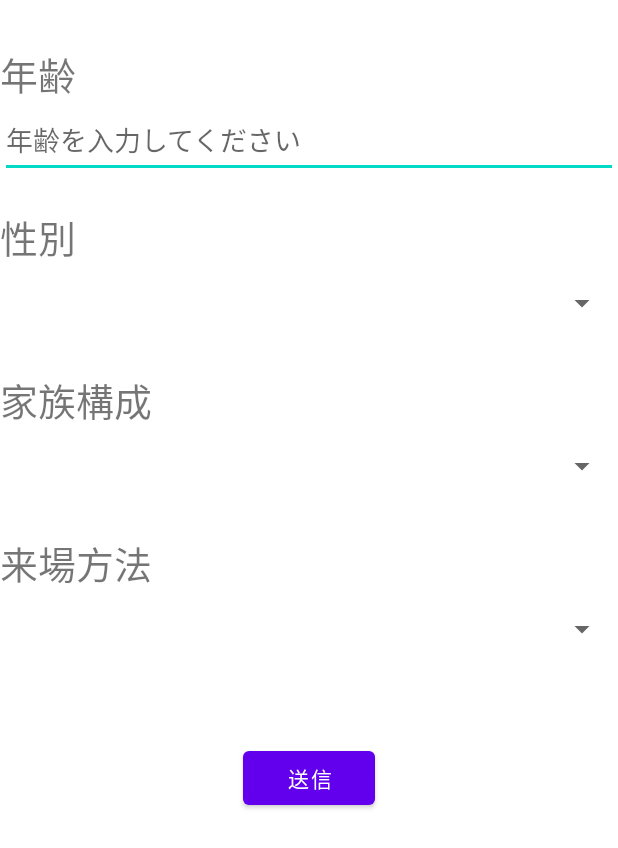
After one commit to s-taku0502/nuka2024_try, an Android app: the layout activity_questionnaire.xml on its own in the app's theme, with its tools: preview values and no code run, on a phone screen of 412 x 824 dp. The commit adds this screen. Shown: the top 848 px of the screen. Run offline under Robolectric (Android 15) with nearby library versions, the phone set to English and light mode, and no system bars.

```diff
--- /dev/null
+++ b/app/src/main/java/com/example/nuka2024_try/ui/stamps/Stamp.kt
@@ -0,0 +1,5 @@
+package com.example.nuka2024_try
+
+import java.io.Serializable
+
+data class Stamp(val imageResource: Int, val name: String) : Serializable
--- /dev/null
+++ b/app/src/main/java/com/example/nuka2024_try/ui/stamps/StampDetailActivity.kt
@@ -0,0 +1,4 @@
+package com.example.nuka2024_try.ui.stamps
+
+class StampDetailActivity {
+}
--- /dev/null
+++ b/app/src/main/res/layout/activity_questionnaire.xml
@@ -0,0 +1,70 @@
+<?xml version="1.0" encoding="utf-8"?>
+<LinearLayout xmlns:android="http://schemas.android.com/apk/res/android"
+    android:layout_width="match_parent"
+    android:layout_height="match_parent"
+    android:orientation="vertical">
+
+    <!-- 年齢入力 -->
+    <TextView
+        android:layout_width="match_parent"
+        android:layout_height="wrap_content"
+        android:text="年齢"
+        android:textSize="25dp"
+        android:layout_marginTop="30dp"/>
+    <EditText
+        android:id="@+id/ageField"
+        android:layout_width="match_parent"
+        android:layout_height="50dp"
+        android:hint="年齢を入力してください"
+        android:inputType="number" />
+    <!--
+        app:layout_constraintTop_toTopOf="parent"
+        app:layout_constraintStart_toStartOf="parent"
+        app:layout_constraintEnd_toEndOf="parent" -->
+
+    <!-- 性別選択 -->
+    <TextView
+        android:layout_width="match_parent"
+        android:layout_height="wrap_content"
+        android:text="性別"
+        android:textSize="25dp"
+        android:layout_marginTop="20dp"/>
+    <Spinner
+        android:id="@+id/genderSpinner"
+        android:layout_width="match_parent"
+        android:layout_height="50dp"
+        android:gravity="center"/>
+
+    <!-- 家族構成選択 -->
+    <TextView
+        android:layout_width="match_parent"
+        android:layout_height="wrap_content"
+        android:text="家族構成"
+        android:textSize="25dp"
+        android:layout_marginTop="20dp" />
+    <Spinner
+        android:id="@+id/familySpinner"
+        android:layout_width="match_parent"
+        android:layout_height="50dp" />
+
+    <!-- 来場方法選択 -->
+    <TextView
+        android:layout_width="match_parent"
+        android:layout_height="wrap_content"
+        android:text="来場方法"
+        android:textSize="25dp"
+        android:layout_marginTop="20dp" />
+    <Spinner
+        android:id="@+id/methodSpinner"
+        android:layout_width="match_parent"
+        android:layout_height="50dp" />
+
+    <!-- 送信ボタン -->
+    <Button
+        android:id="@+id/sendButton"
+        android:layout_width="wrap_content"
+        android:layout_height="wrap_content"
+        android:layout_gravity="center"
+        android:layout_marginTop="50dp"
+        android:text="送信" />
+</LinearLayout>
--- a/app/src/main/res/navigation/mobile_navigation.xml
+++ b/app/src/main/res/navigation/mobile_navigation.xml
@@ -25,7 +25,7 @@
 
     <fragment
         android:id="@+id/nav_stamps"
-        android:name="com.example.nuka2024_try.ui.stamps.StampsFragment"
+        android:name="com.example.nuka2024_try.ui.stamps.StampsAdapter"
         android:label="Stamps"
         tools:layout="@layout/fragment_stamps" />
 
--- a/app/src/main/res/values/strings.xml
+++ b/app/src/main/res/values/strings.xml
@@ -9,6 +9,8 @@
     <string name="action_mail">受信箱</string>
     <string name="action_ToHome">ホームページへ移動する</string>
     <string name="action_scan">QRコード読み取り</string>
+    <string name="action_save">スタンプを保存する</string>
+    <string name="family_spinner_label">家族構成</string>
 
     <string name="menu_home">Home</string>
     <string name="menu_gallery">Gallery</string>
@@ -16,5 +18,7 @@
     <string name="menu_stamps">Stamps</string>
     <string name="menu_stores">Stores</string>
     <string name="menu_coupons">coupons</string>
+    <string name="menu_settings">Settings</string>
+    <string name="menu_about">About</string>
 
 </resources>
```
Also changed, not shown: app/src/main/java/com/example/nuka2024_try/ui/qr_scanner/QRCodeCaptureActivity.kt (+36 -2 lines), app/src/main/java/com/example/nuka2024_try/ui/questionnaire/questionnaire.kt (added, +83 -0 lines), app/src/main/java/com/example/nuka2024_try/ui/stamps/StampListActivity.kt (added, +57 -0 lines), app/src/main/java/com/example/nuka2024_try/ui/stamps/StampsAdapter.kt (added, +43 -0 lines), app/src/main/java/com/example/nuka2024_try/ui/stamps/StampsFragment.kt (deleted, +0 -39 lines), app/src/main/res/layout/activity_stamp_list.xml (added, +17 -0 lines), app/src/main/res/layout/stamp_item.xml (added, +19 -0 lines).
